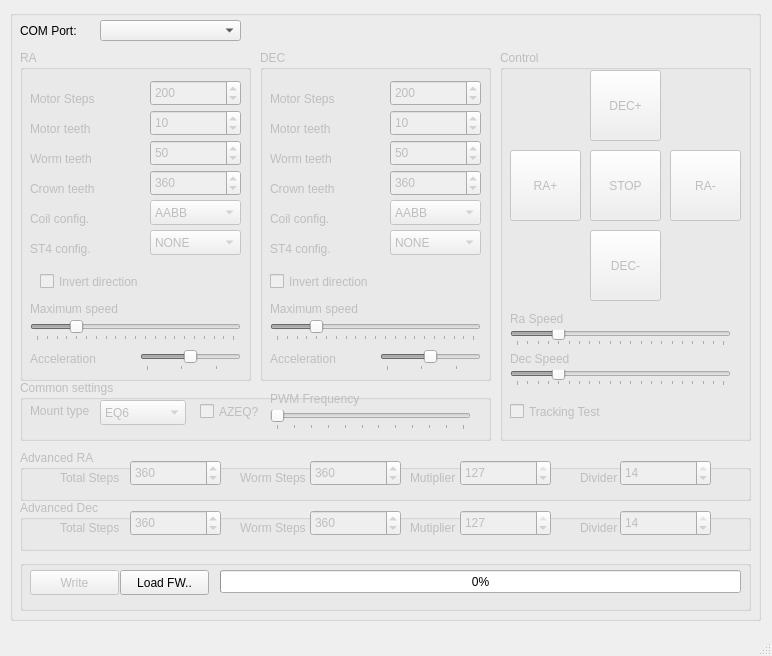
Qt form mainwindow.ui (ahp-electronics/gt-configurator) before a commit.
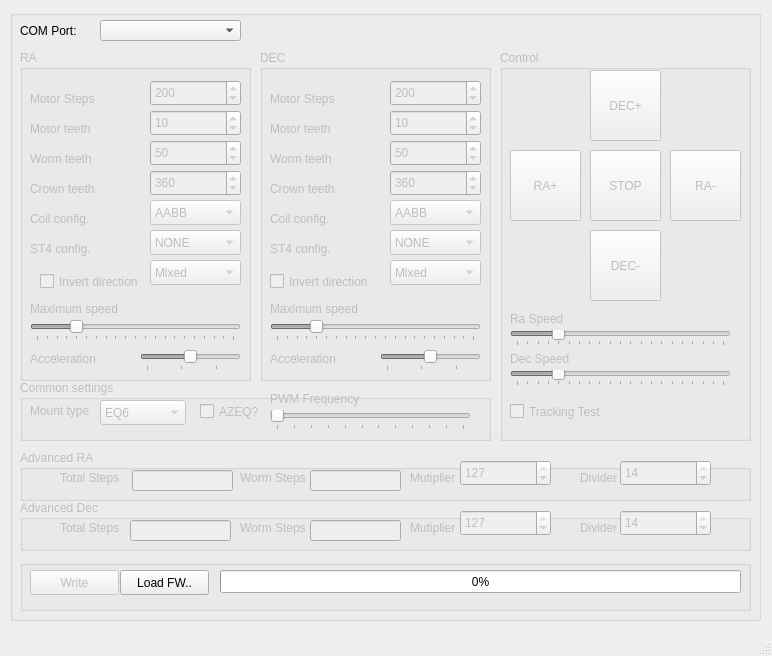
The same form after that commit.

Commit message: Add Stepping Mode selection and editable multiplier/divider

```diff
--- a/mainwindow.ui
+++ b/mainwindow.ui
@@ -338,6 +338,31 @@
        <string>Invert direction</string>
       </property>
      </widget>
+     <widget class="QComboBox" name="SteppingMode_0">
+      <property name="geometry">
+       <rect>
+        <x>130</x>
+        <y>210</y>
+        <width>91</width>
+        <height>25</height>
+       </rect>
+      </property>
+      <item>
+       <property name="text">
+        <string>Mixed</string>
+       </property>
+      </item>
+      <item>
+       <property name="text">
+        <string>Microstep</string>
+       </property>
+      </item>
+      <item>
+       <property name="text">
+        <string>Half-step</string>
+       </property>
+      </item>
+     </widget>
     </widget>
     <widget class="QGroupBox" name="WriteArea">
      <property name="enabled">
@@ -706,6 +731,31 @@
        <string>Invert direction</string>
       </property>
      </widget>
+     <widget class="QComboBox" name="SteppingMode_1">
+      <property name="geometry">
+       <rect>
+        <x>130</x>
+        <y>210</y>
+        <width>91</width>
+        <height>25</height>
+       </rect>
+      </property>
+      <item>
+       <property name="text">
+        <string>Mixed</string>
+       </property>
+      </item>
+      <item>
+       <property name="text">
+        <string>Microstep</string>
+       </property>
+      </item>
+      <item>
+       <property name="text">
+        <string>Half-step</string>
+       </property>
+      </item>
+     </widget>
     </widget>
     <widget class="QGroupBox" name="Control">
      <property name="enabled">
@@ -1123,44 +1173,6 @@
        <string>Divider</string>
       </property>
      </widget>
-     <widget class="QSpinBox" name="TotalSteps0">
-      <property name="geometry">
-       <rect>
-        <x>110</x>
-        <y>10</y>
-        <width>91</width>
-        <height>26</height>
-       </rect>
-      </property>
-      <property name="minimum">
-       <number>1</number>
-      </property>
-      <property name="maximum">
-       <number>16777215</number>
-      </property>
-      <property name="value">
-       <number>360</number>
-      </property>
-     </widget>
-     <widget class="QSpinBox" name="WormSteps0">
-      <property name="geometry">
-       <rect>
-        <x>290</x>
-        <y>10</y>
-        <width>91</width>
-        <height>26</height>
-       </rect>
-      </property>
-      <property name="minimum">
-       <number>1</number>
-      </property>
-      <property name="maximum">
-       <number>16777215</number>
-      </property>
-      <property name="value">
-       <number>360</number>
-      </property>
-     </widget>
      <widget class="QSpinBox" name="Multiplier0">
       <property name="geometry">
        <rect>
@@ -1199,6 +1211,32 @@
        <number>14</number>
       </property>
      </widget>
+     <widget class="QLineEdit" name="TotalSteps0">
+      <property name="geometry">
+       <rect>
+        <x>112</x>
+        <y>20</y>
+        <width>101</width>
+        <height>21</height>
+       </rect>
+      </property>
+      <property name="readOnly">
+       <bool>true</bool>
+      </property>
+     </widget>
+     <widget class="QLineEdit" name="WormSteps0">
+      <property name="geometry">
+       <rect>
+        <x>290</x>
+        <y>20</y>
+        <width>91</width>
+        <height>21</height>
+       </rect>
+      </property>
+      <property name="readOnly">
+       <bool>true</bool>
+      </property>
+     </widget>
     </widget>
     <widget class="QGroupBox" name="AdvancedDec">
      <property name="enabled">
@@ -1267,44 +1305,6 @@
        <string>Divider</string>
       </property>
      </widget>
-     <widget class="QSpinBox" name="TotalSteps1">
-      <property name="geometry">
-       <rect>
-        <x>110</x>
-        <y>10</y>
-        <width>91</width>
-        <height>26</height>
-       </rect>
-      </property>
-      <property name="minimum">
-       <number>1</number>
-      </property>
-      <property name="maximum">
-       <number>16777215</number>
-      </property>
-      <property name="value">
-       <number>360</number>
-      </property>
-     </widget>
-     <widget class="QSpinBox" name="WormSteps1">
-      <property name="geometry">
-       <rect>
-        <x>290</x>
-        <y>10</y>
-        <width>91</width>
-        <height>26</height>
-       </rect>
-      </property>
-      <property name="minimum">
-       <number>1</number>
-      </property>
-      <property name="maximum">
-       <number>16777215</number>
-      </property>
-      <property name="value">
-       <number>360</number>
-      </property>
-     </widget>
      <widget class="QSpinBox" name="Multiplier1">
       <property name="geometry">
        <rect>
@@ -1343,6 +1343,32 @@
        <number>14</number>
       </property>
      </widget>
+     <widget class="QLineEdit" name="TotalSteps1">
+      <property name="geometry">
+       <rect>
+        <x>110</x>
+        <y>20</y>
+        <width>101</width>
+        <height>21</height>
+       </rect>
+      </property>
+      <property name="readOnly">
+       <bool>true</bool>
+      </property>
+     </widget>
+     <widget class="QLineEdit" name="WormSteps1">
+      <property name="geometry">
+       <rect>
+        <x>290</x>
+        <y>20</y>
+        <width>91</width>
+        <height>21</height>
+       </rect>
+      </property>
+      <property name="readOnly">
+       <bool>true</bool>
+      </property>
+     </widget>
     </widget>
    </widget>
   </widget>
```
The commit also changes 1 other file.
